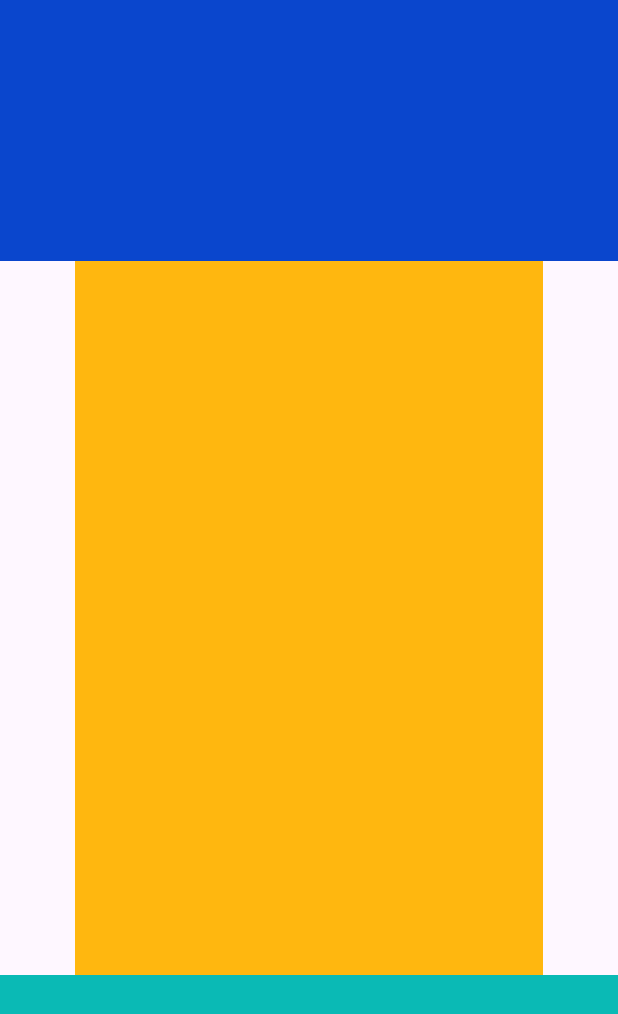
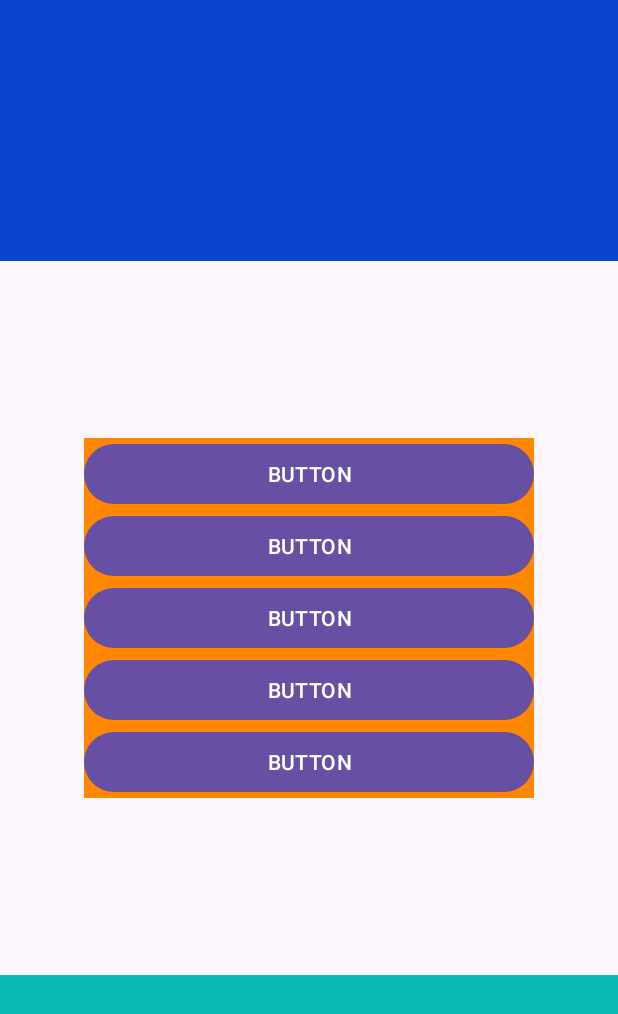
Before and after one commit to Inyoshina-Alena/My-Movies, an Android app: the screen it shows after launch (MainActivity), on a phone screen of 412 x 824 dp. Shown: the top 1014 px of the screen. Run offline under Robolectric (Android 15) with nearby library versions, the phone set to English and light mode, and no system bars.

Commit message:
Добавила кнопкии меню

```diff
--- a/app/src/main/res/layout/activity_main.xml
+++ b/app/src/main/res/layout/activity_main.xml
@@ -9,19 +9,50 @@
 
     <LinearLayout
         android:id="@+id/menu"
-        android:layout_width="match_parent"
-        android:layout_height="match_parent"
-        android:layout_marginStart="50dp"
-        android:layout_marginTop="125dp"
-        android:layout_marginEnd="50dp"
-        android:layout_marginBottom="125dp"
-        android:background="#ffb70f"
-        android:gravity="center"
+        android:layout_width="300dp"
+        android:layout_height="wrap_content"
+        android:background="@android:color/holo_orange_dark"
         android:orientation="vertical"
         app:layout_constraintBottom_toTopOf="@id/bottom_menu"
         app:layout_constraintEnd_toEndOf="parent"
         app:layout_constraintStart_toStartOf="parent"
-        app:layout_constraintTop_toBottomOf="@id/top_menu" />
+        app:layout_constraintTop_toBottomOf="@+id/top_menu">
+
+        <Button
+            android:id="@+id/button_menu"
+            android:layout_width="match_parent"
+            android:layout_height="wrap_content"
+            android:textColor="@color/white"
+            android:text="@string/button" />
+
+        <Button
+            android:id="@+id/button_favorites"
+            android:layout_width="match_parent"
+            android:layout_height="wrap_content"
+            android:textColor="@color/white"
+            android:text="@string/button" />
+
+        <Button
+            android:id="@+id/button_see_it_later"
+            android:layout_width="match_parent"
+            android:layout_height="wrap_content"
+            android:textColor="@color/white"
+            android:text="@string/button" />
+
+        <Button
+            android:id="@+id/button_compilations"
+            android:layout_width="match_parent"
+            android:layout_height="wrap_content"
+            android:textColor="@color/white"
+            android:text="@string/button" />
+
+        <Button
+            android:id="@+id/button_settings"
+            android:layout_width="match_parent"
+            android:layout_height="wrap_content"
+            android:textColor="@color/white"
+            android:text="@string/button" />
+    </LinearLayout>
 
     <FrameLayout
         android:id="@+id/bottom_menu"
--- a/app/src/main/res/values/strings.xml
+++ b/app/src/main/res/values/strings.xml
@@ -1,3 +1,4 @@
 <resources>
     <string name="app_name">My Movies</string>
+    <string name="button">BUTTON</string>
 </resources>
```
